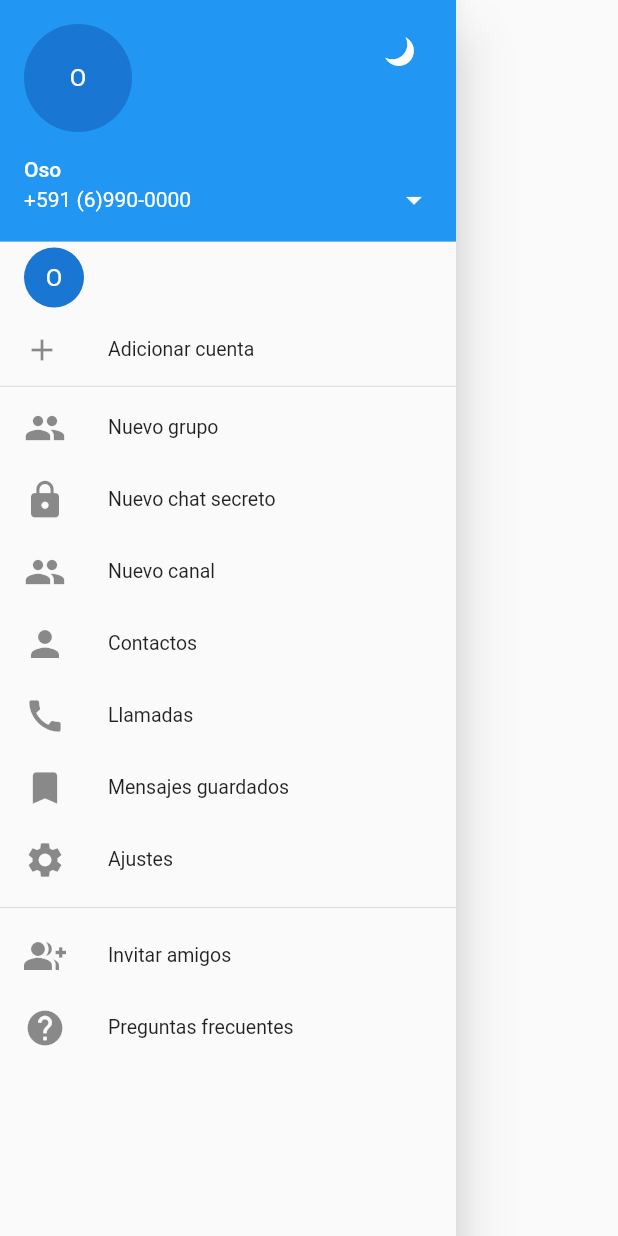
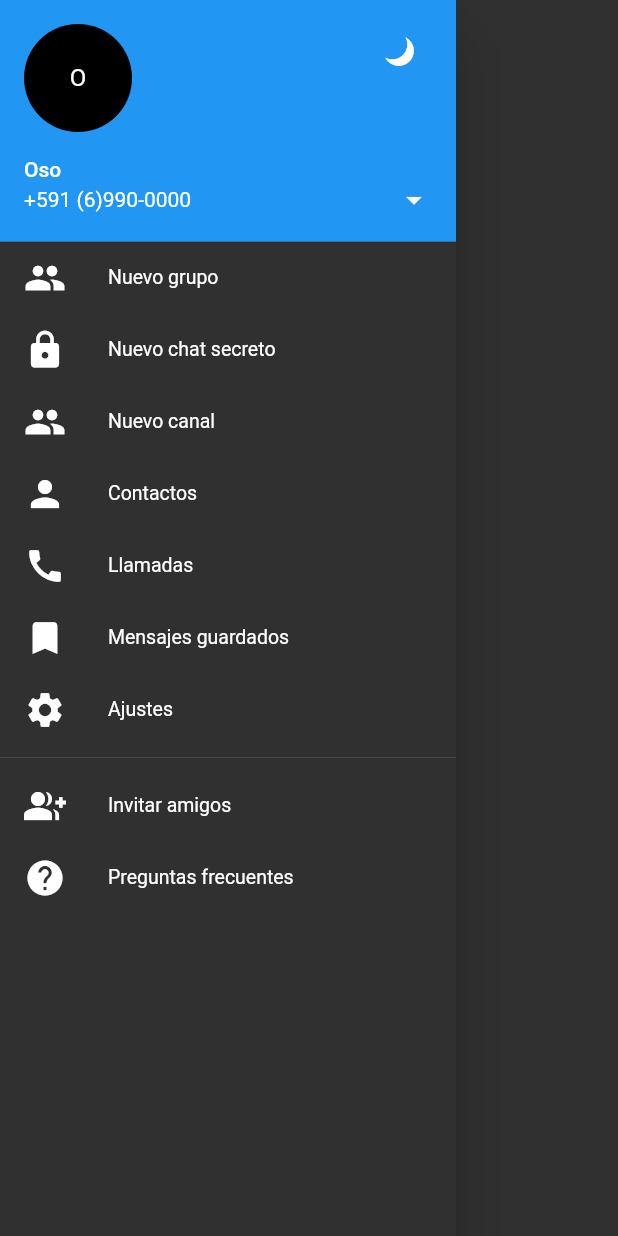
Before and after one commit to eldetulado/Telgram, a Flutter app: the MyDrawer widget shown alone on an empty page, opened directly, after a tap on the "brightness 3" icon, on a phone screen of 412 x 824 dp. Run offline on Flutter 3.47's test engine with Material 2 defaults, Android fonts, the phone set to English and light mode, and no system bars; our stand-ins replace device_preview.

Commit message:
Change the theme programmatically
The methos switchTheme is bad and dirty, i forze the rebuild with setState method.

```diff
--- a/lib/main.dart
+++ b/lib/main.dart
@@ -10,17 +10,46 @@ import 'package:device_preview/device_preview.dart';
 //         },
 //       ),
 //     );
+import 'package:flutter/services.dart';
 
 void main() => runApp(MyApp());
 
-class MyApp extends StatelessWidget {
+class MyApp extends StatefulWidget {
+  static final state = _MyAppState();
+  static bool swTheme = true;
+
+  static switchTheme(bool sw) {
+    SystemChrome.setSystemUIOverlayStyle(SystemUiOverlayStyle(
+      systemNavigationBarColor: sw ? Colors.white : Colors.black,
+      systemNavigationBarIconBrightness: sw ? Brightness.dark : Brightness.light,
+    ));
+    state.rebuild(sw);
+  }
+
+  @override
+  _MyAppState createState() => state;
+}
+
+class _MyAppState extends State<MyApp> {
+  rebuild(bool sw) {
+    MyApp.swTheme = sw;
+    setState(() {});
+  }
+
   @override
   Widget build(BuildContext context) {
     return MaterialApp(
       title: 'hola mundo',
       debugShowCheckedModeBanner: false,
-      // theme: ThemeData(primaryColor: Color.fromRGBO(86, 130, 163, 1)),
-      // theme: ThemeData.dark(),
+      theme: MyApp.swTheme
+          ? ThemeData(
+              primaryColor: Color.fromRGBO(86, 130, 163, 1),
+              accentColor: Color(0xFF86b1d4),
+            )
+          : ThemeData(
+              brightness: Brightness.dark,
+              accentColor: Colors.blue,
+            ),
       initialRoute: HomePage.name,
       routes: {
         HomePage.name: (_) => HomePage(),
--- a/lib/pages/home_page.dart
+++ b/lib/pages/home_page.dart
@@ -43,7 +43,7 @@ class HomePage extends StatelessWidget {
 
   Widget _buildFAB() {
     return FloatingActionButton(
-      child: Icon(Icons.create),
+      child: Icon(Icons.create, color: Colors.white),
       onPressed: (){
         // TODO: Search groups
       },
--- a/lib/widget/drawer.dart
+++ b/lib/widget/drawer.dart
@@ -1,3 +1,4 @@
+import 'package:clase_regalo/main.dart';
 import 'package:flutter/material.dart';
 import 'dart:math' as Math;
 
@@ -6,7 +7,7 @@ class MyDrawer extends StatefulWidget {
   _MyDrawerState createState() => _MyDrawerState();
 }
 
-class _MyDrawerState extends State<MyDrawer>{
+class _MyDrawerState extends State<MyDrawer> {
   bool sw = true;
 
   @override
@@ -24,7 +25,10 @@ class _MyDrawerState extends State<MyDrawer>{
                   child: IconButton(
                     icon: Icon(Icons.brightness_3, color: Colors.white),
                     onPressed: () {
-                      // TODO: change theme and circular reveal animation
+                      // TODO: circular reveal animation
+                      setState(() {
+                        MyApp.switchTheme(!MyApp.swTheme);
+                      });
                     },
                   ),
                 ),
@@ -34,7 +38,6 @@ class _MyDrawerState extends State<MyDrawer>{
             accountName: Text('Oso'),
             accountEmail: Text('+591 (6)990-0000'),
             onDetailsPressed: () {
-              print('hola mundo');
               setState(() {
                 sw = !sw;
               });
@@ -42,7 +45,7 @@ class _MyDrawerState extends State<MyDrawer>{
           ),
           AnimatedContainer(
             duration: Duration(milliseconds: 500),
-            height: sw ? 100 : 0,
+            height: !sw ? 100 : 0,
             child: SingleChildScrollView(
               child: Column(
                 crossAxisAlignment: CrossAxisAlignment.start,
--- a/lib/widget/item_list.dart
+++ b/lib/widget/item_list.dart
@@ -1,3 +1,4 @@
+import 'package:clase_regalo/main.dart';
 import 'package:flutter/material.dart';
 
 class ItemList extends StatelessWidget {
@@ -100,7 +101,7 @@ class ItemList extends StatelessWidget {
               ? Container(
                   decoration: BoxDecoration(
                     borderRadius: BorderRadius.circular(25),
-                    color: Colors.green,
+                    color: MyApp.swTheme ? Colors.green : Colors.lightBlue[400],
                   ),
                   padding: EdgeInsets.all(6),
                   child: Text(
```
